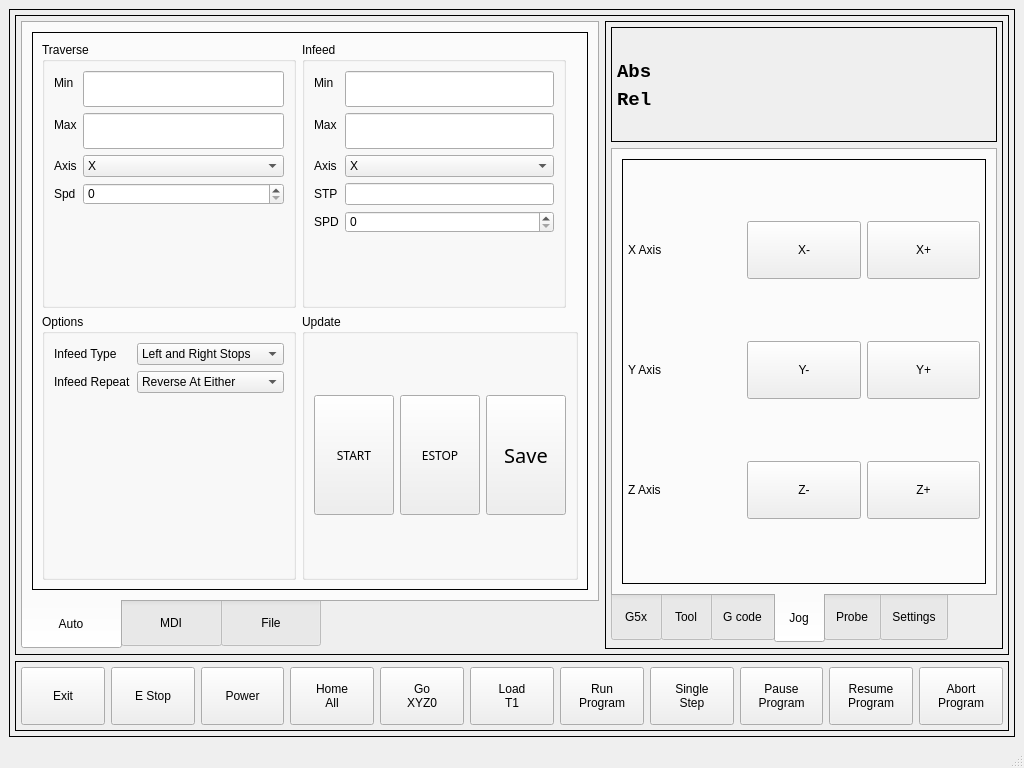
Old version of the form debian/python3-grinder-touch/usr/lib/python3/dist-packages/grinder_touch/mainwindow.ui in the repository digiexchris/grinder_touch.
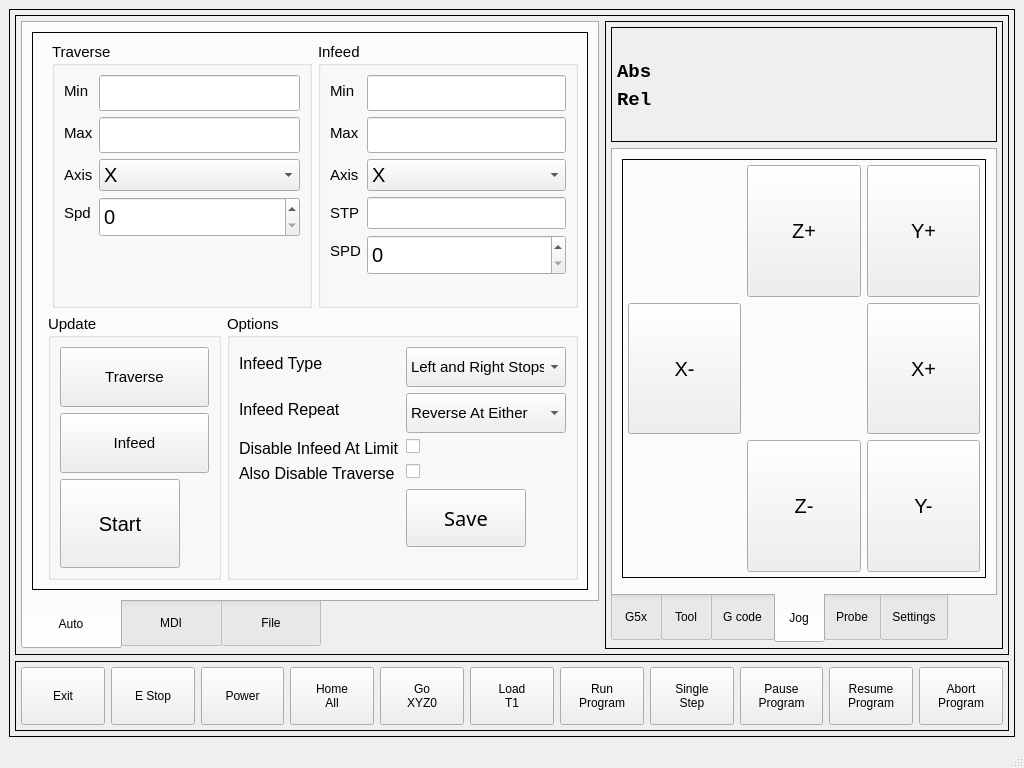
New version of the form. The open tabs and pages were chosen to show the change. Custom widgets are drawn as their Qt base class.

```diff
--- a/debian/python3-grinder-touch/usr/lib/python3/dist-packages/grinder_touch/mainwindow.ui
+++ b/debian/python3-grinder-touch/usr/lib/python3/dist-packages/grinder_touch/mainwindow.ui
@@ -133,6 +133,11 @@
              <layout class="QGridLayout" name="gridLayout_3">
               <item row="0" column="0">
                <widget class="QStackedWidget" name="stackedWidget">
+                <property name="font">
+                 <font>
+                  <pointsize>11</pointsize>
+                 </font>
+                </property>
                 <property name="styleSheet">
                  <string notr="true"/>
                 </property>
@@ -143,193 +148,20 @@
                  <number>0</number>
                 </property>
                 <widget class="QWidget" name="page">
-                 <layout class="QGridLayout" name="gridLayout_20">
-                  <item row="2" column="0">
-                   <widget class="QGroupBox" name="groupBox_7">
-                    <property name="title">
-                     <string>Options</string>
-                    </property>
-                    <layout class="QHBoxLayout" name="horizontalLayout_4">
+                 <layout class="QVBoxLayout" name="verticalLayout_7">
                      <item>
-                      <layout class="QFormLayout" name="formLayout">
-                       <property name="sizeConstraint">
-                        <enum>QLayout::SetDefaultConstraint</enum>
-                       </property>
-                       <item row="0" column="0">
-                        <widget class="QLabel" name="infeedTypeLabel">
-                         <property name="text">
-                          <string>Infeed Type</string>
-                         </property>
-                        </widget>
-                       </item>
-                       <item row="0" column="1">
-                        <widget class="QComboBox" name="infeed_type">
+                   <layout class="QHBoxLayout" name="horizontalLayout_5">
+                    <property name="leftMargin">
+                     <number>10</number>
+                    </property>
                          <item>
-                          <property name="text">
-                           <string>Left and Right Stops</string>
-                          </property>
-                         </item>
-                         <item>
-                          <property name="text">
-                           <string>Right Stop Only</string>
-                          </property>
-                         </item>
-                         <item>
-                          <property name="text">
-                           <string>Left Stop Only</string>
-                          </property>
-                         </item>
-                         <item>
-                          <property name="text">
-                           <string>None</string>
-                          </property>
-                         </item>
-                        </widget>
-                       </item>
-                       <item row="1" column="0">
-                        <widget class="QLabel" name="infeedRepeatLabel_2">
-                         <property name="text">
-                          <string>Infeed Repeat</string>
-                         </property>
-                        </widget>
-                       </item>
-                       <item row="1" column="1">
-                        <widget class="QComboBox" name="infeed_reverse">
-                         <item>
-                          <property name="text">
-                           <string>Reverse At Either</string>
-                          </property>
-                         </item>
-                         <item>
-                          <property name="text">
-                           <string>Restart At Min</string>
-                          </property>
-                         </item>
-                         <item>
-                          <property name="text">
-                           <string>Restart At Max</string>
-                          </property>
-                         </item>
-                         <item>
-                          <property name="text">
-                           <string>None</string>
-                          </property>
-                         </item>
-                        </widget>
-                       </item>
-                      </layout>
-                     </item>
-                    </layout>
-                   </widget>
-                  </item>
-                  <item row="2" column="1" colspan="3">
-                   <widget class="QGroupBox" name="groupBox">
-                    <property name="title">
-                     <string>Update</string>
-                    </property>
-                    <layout class="QHBoxLayout" name="horizontalLayout_2">
-                     <item>
-                      <widget class="QPushButton" name="run_stop_button">
-                       <property name="sizePolicy">
-                        <sizepolicy hsizetype="Minimum" vsizetype="Minimum">
-                         <horstretch>0</horstretch>
-                         <verstretch>0</verstretch>
-                        </sizepolicy>
-                       </property>
-                       <property name="maximumSize">
-                        <size>
-                         <width>120</width>
-                         <height>120</height>
-                        </size>
-                       </property>
-                       <property name="font">
-                        <font>
-                         <family>Sans</family>
-                         <weight>50</weight>
-                         <italic>false</italic>
-                         <bold>false</bold>
-                        </font>
-                       </property>
-                       <property name="text">
-                        <string>START</string>
-                       </property>
-                       <property name="checkable">
-                        <bool>true</bool>
-                       </property>
-                      </widget>
-                     </item>
-                     <item>
-                      <widget class="HalButton" name="halbutton_2">
-                       <property name="sizePolicy">
-                        <sizepolicy hsizetype="Minimum" vsizetype="Minimum">
-                         <horstretch>0</horstretch>
-                         <verstretch>0</verstretch>
-                        </sizepolicy>
-                       </property>
-                       <property name="maximumSize">
-                        <size>
-                         <width>120</width>
-                         <height>120</height>
-                        </size>
-                       </property>
-                       <property name="font">
-                        <font>
-                         <family>Sans</family>
-                         <weight>50</weight>
-                         <italic>false</italic>
-                         <bold>false</bold>
-                        </font>
-                       </property>
-                       <property name="text">
-                        <string>ESTOP</string>
-                       </property>
-                       <property name="checkable">
-                        <bool>true</bool>
-                       </property>
-                       <property name="rules" stdset="0">
-                        <string>[{&quot;channels&quot;: [{&quot;url&quot;: &quot;status:all_axes_homed&quot;, &quot;trigger&quot;: true}], &quot;property&quot;: &quot;Enable&quot;, &quot;expression&quot;: &quot;ch[0]&quot;, &quot;name&quot;: &quot;isHomed&quot;}]</string>
-                       </property>
-                       <property name="pinBaseName" stdset="0">
-                        <string>hal.estop.activate</string>
-                       </property>
-                      </widget>
-                     </item>
-                     <item>
-                      <widget class="QPushButton" name="save_limits_button">
-                       <property name="sizePolicy">
-                        <sizepolicy hsizetype="Minimum" vsizetype="Minimum">
-                         <horstretch>0</horstretch>
-                         <verstretch>0</verstretch>
-                        </sizepolicy>
-                       </property>
-                       <property name="maximumSize">
-                        <size>
-                         <width>120</width>
-                         <height>120</height>
-                        </size>
-                       </property>
-                       <property name="font">
-                        <font>
-                         <family>Sans</family>
-                         <pointsize>15</pointsize>
-                         <weight>50</weight>
-                         <italic>false</italic>
-                         <bold>false</bold>
-                        </font>
-                       </property>
-                       <property name="text">
-                        <string>Save</string>
-                       </property>
-                       <property name="checkable">
-                        <bool>false</bool>
-                       </property>
-                      </widget>
-                     </item>
-                    </layout>
-                   </widget>
-                  </item>
-                  <item row="0" column="0">
                    <widget class="QGroupBox" name="groupBox_3">
+                      <property name="sizePolicy">
+                       <sizepolicy hsizetype="Preferred" vsizetype="Preferred">
+                        <horstretch>0</horstretch>
+                        <verstretch>0</verstretch>
+                       </sizepolicy>
+                      </property>
                     <property name="autoFillBackground">
                      <bool>false</bool>
                     </property>
@@ -407,6 +239,11 @@
                      </item>
                      <item row="2" column="1">
                       <widget class="QComboBox" name="traverse_axis">
+                         <property name="font">
+                          <font>
+                           <pointsize>15</pointsize>
+                          </font>
+                         </property>
                        <item>
                         <property name="text">
                          <string>X</string>
@@ -433,6 +270,17 @@
                      </item>
                      <item row="3" column="1">
                       <widget class="QSpinBox" name="traverse_speed">
+                         <property name="minimumSize">
+                          <size>
+                           <width>0</width>
+                           <height>40</height>
+                          </size>
+                         </property>
+                         <property name="font">
+                          <font>
+                           <pointsize>15</pointsize>
+                          </font>
+                         </property>
                        <property name="maximum">
                         <number>2000</number>
                        </property>
@@ -441,7 +289,7 @@
                     </layout>
                    </widget>
                   </item>
-                  <item row="0" column="1">
+                    <item>
                    <widget class="QGroupBox" name="groupBox_4">
                     <property name="autoFillBackground">
                      <bool>false</bool>
@@ -520,6 +368,11 @@
                      </item>
                      <item row="2" column="1">
                       <widget class="QComboBox" name="infeed_axis">
+                         <property name="font">
+                          <font>
+                           <pointsize>15</pointsize>
+                          </font>
+                         </property>
                        <property name="currentIndex">
                         <number>0</number>
                        </property>
@@ -548,12 +401,11 @@
                       </widget>
                      </item>
                      <item row="3" column="1">
-                      <widget class="QLineEdit" name="infeed_stepover"/>
-                     </item>
-                     <item row="4" column="1">
-                      <widget class="QSpinBox" name="infeed_speed">
-                       <property name="maximum">
-                        <number>2000</number>
+                        <widget class="QLineEdit" name="infeed_stepover">
+                         <property name="font">
+                          <font>
+                           <pointsize>15</pointsize>
+                          </font>
                        </property>
                       </widget>
                      </item>
@@ -564,8 +416,313 @@
                        </property>
                       </widget>
                      </item>
-                    </layout>
-                   </widget>
+                       <item row="4" column="1">
+                        <widget class="QSpinBox" name="infeed_speed">
+                         <property name="minimumSize">
+                          <size>
+                           <width>0</width>
+                           <height>40</height>
+                          </size>
+                         </property>
+                         <property name="font">
+                          <font>
+                           <pointsize>15</pointsize>
+                          </font>
+                         </property>
+                         <property name="maximum">
+                          <number>2000</number>
+                         </property>
+                        </widget>
+                       </item>
+                      </layout>
+                     </widget>
+                    </item>
+                   </layout>
+                  </item>
+                  <item>
+                   <layout class="QHBoxLayout" name="horizontalLayout_2">
+                    <property name="leftMargin">
+                     <number>6</number>
+                    </property>
+                    <item>
+                     <widget class="QGroupBox" name="groupBox">
+                      <property name="title">
+                       <string>Update</string>
+                      </property>
+                      <layout class="QVBoxLayout" name="verticalLayout_4">
+                       <item>
+                        <widget class="QPushButton" name="enable_traverse_button">
+                         <property name="enabled">
+                          <bool>true</bool>
+                         </property>
+                         <property name="sizePolicy">
+                          <sizepolicy hsizetype="Minimum" vsizetype="Minimum">
+                           <horstretch>0</horstretch>
+                           <verstretch>0</verstretch>
+                          </sizepolicy>
+                         </property>
+                         <property name="maximumSize">
+                          <size>
+                           <width>16777215</width>
+                           <height>60</height>
+                          </size>
+                         </property>
+                         <property name="text">
+                          <string>Traverse</string>
+                         </property>
+                         <property name="checkable">
+                          <bool>true</bool>
+                         </property>
+                        </widget>
+                       </item>
+                       <item>
+                        <widget class="QPushButton" name="enable_infeed_button">
+                         <property name="sizePolicy">
+                          <sizepolicy hsizetype="Minimum" vsizetype="Minimum">
+                           <horstretch>0</horstretch>
+                           <verstretch>0</verstretch>
+                          </sizepolicy>
+                         </property>
+                         <property name="maximumSize">
+                          <size>
+                           <width>16777215</width>
+                           <height>60</height>
+                          </size>
+                         </property>
+                         <property name="text">
+                          <string>Infeed</string>
+                         </property>
+                         <property name="checkable">
+                          <bool>true</bool>
+                         </property>
+                        </widget>
+                       </item>
+                       <item>
+                        <widget class="ActionButton" name="run_stop_button">
+                         <property name="sizePolicy">
+                          <sizepolicy hsizetype="Minimum" vsizetype="Minimum">
+                           <horstretch>0</horstretch>
+                           <verstretch>0</verstretch>
+                          </sizepolicy>
+                         </property>
+                         <property name="maximumSize">
+                          <size>
+                           <width>120</width>
+                           <height>120</height>
+                          </size>
+                         </property>
+                         <property name="font">
+                          <font>
+                           <pointsize>15</pointsize>
+                          </font>
+                         </property>
+                         <property name="text">
+                          <string>Start</string>
+                         </property>
+                         <property name="checkable">
+                          <bool>true</bool>
+                         </property>
+                         <property name="rules" stdset="0">
+                          <string>[{&quot;name&quot;: &quot;Enabled&quot;, &quot;property&quot;: &quot;Enable&quot;, &quot;expression&quot;: &quot;ch[0] == True&quot;, &quot;channels&quot;: [{&quot;url&quot;: &quot;status:all_axes_homed&quot;, &quot;trigger&quot;: true}]}]</string>
+                         </property>
+                         <property name="actionName" stdset="0">
+                          <string/>
+                         </property>
+                        </widget>
+                       </item>
+                      </layout>
+                     </widget>
+                    </item>
+                    <item>
+                     <widget class="QGroupBox" name="groupBox_7">
+                      <property name="title">
+                       <string>Options</string>
+                      </property>
+                      <layout class="QHBoxLayout" name="horizontalLayout_4">
+                       <item>
+                        <layout class="QFormLayout" name="formLayout">
+                         <property name="sizeConstraint">
+                          <enum>QLayout::SetDefaultConstraint</enum>
+                         </property>
+                         <item row="0" column="0">
+                          <widget class="QLabel" name="infeedTypeLabel">
+                           <property name="font">
+                            <font>
+                             <pointsize>12</pointsize>
+                            </font>
+                           </property>
+                           <property name="text">
+                            <string>Infeed Type</string>
+                           </property>
+                          </widget>
+                         </item>
+                         <item row="0" column="1">
+                          <widget class="QComboBox" name="infeed_type">
+                           <property name="minimumSize">
+                            <size>
+                             <width>0</width>
+                             <height>40</height>
+                            </size>
+                           </property>
+                           <property name="font">
+                            <font>
+                             <pointsize>11</pointsize>
+                            </font>
+                           </property>
+                           <item>
+                            <property name="text">
+                             <string>Left and Right Stops</string>
+                            </property>
+                           </item>
+                           <item>
+                            <property name="text">
+                             <string>Right Stop Only</string>
+                            </property>
+                           </item>
+                           <item>
+                            <property name="text">
+                             <string>Left Stop Only</string>
+                            </property>
+                           </item>
+                           <item>
+                            <property name="text">
+                             <string>None</string>
+                            </property>
+                           </item>
+                          </widget>
+                         </item>
+                         <item row="1" column="0">
+                          <widget class="QLabel" name="infeedRepeatLabel_2">
+                           <property name="font">
+                            <font>
+                             <pointsize>12</pointsize>
+                            </font>
+                           </property>
+                           <property name="text">
+                            <string>Infeed Repeat</string>
+                           </property>
+                          </widget>
+                         </item>
+                         <item row="1" column="1">
+                          <widget class="QComboBox" name="infeed_reverse">
+                           <property name="minimumSize">
+                            <size>
+                             <width>0</width>
+                             <height>40</height>
+                            </size>
+                           </property>
+                           <property name="font">
+                            <font>
+                             <pointsize>11</pointsize>
+                            </font>
+                           </property>
+                           <item>
+                            <property name="text">
+                             <string>Reverse At Either</string>
+                            </property>
+                           </item>
+                           <item>
+                            <property name="text">
+                             <string>Restart At Min</string>
+                            </property>
+                           </item>
+                           <item>
+                            <property name="text">
+                             <string>Restart At Max</string>
+                            </property>
+                           </item>
+                           <item>
+                            <property name="text">
+                             <string>None</string>
+                            </property>
+                           </item>
+                          </widget>
+                         </item>
+                         <item row="2" column="0">
+                          <widget class="QLabel" name="disableInfeedAtLimitLabel">
+                           <property name="font">
+                            <font>
+                             <pointsize>12</pointsize>
+                            </font>
+                           </property>
+                           <property name="text">
+                            <string>Disable Infeed At Limit</string>
+                           </property>
+                          </widget>
+                         </item>
+                         <item row="2" column="1">
+                          <widget class="QCheckBox" name="disable_infeed_at_limit_checkbox">
+                           <property name="minimumSize">
+                            <size>
+                             <width>0</width>
+                             <height>0</height>
+                            </size>
+                           </property>
+                           <property name="font">
+                            <font>
+                             <pointsize>15</pointsize>
+                            </font>
+                           </property>
+                           <property name="iconSize">
+                            <size>
+                             <width>16</width>
+                             <height>16</height>
+                            </size>
+                           </property>
+                          </widget>
+                         </item>
+                         <item row="3" column="0">
+                          <widget class="QLabel" name="alsoDisableTraverseLabel">
+                           <property name="font">
+                            <font>
+                             <pointsize>12</pointsize>
+                            </font>
+                           </property>
+                           <property name="text">
+                            <string>Also Disable Traverse</string>
+                           </property>
+                          </widget>
+                         </item>
+                         <item row="5" column="1">
+                          <widget class="QPushButton" name="save_limits_button">
+                           <property name="sizePolicy">
+                            <sizepolicy hsizetype="Minimum" vsizetype="Minimum">
+                             <horstretch>0</horstretch>
+                             <verstretch>0</verstretch>
+                            </sizepolicy>
+                           </property>
+                           <property name="maximumSize">
+                            <size>
+                             <width>120</width>
+                             <height>120</height>
+                            </size>
+                           </property>
+                           <property name="font">
+                            <font>
+                             <family>Sans</family>
+                             <pointsize>15</pointsize>
+                             <weight>50</weight>
+                             <italic>false</italic>
+                             <bold>false</bold>
+                            </font>
+                           </property>
+                           <property name="text">
+                            <string>Save</string>
+                           </property>
+                           <property name="checkable">
+                            <bool>false</bool>
+                           </property>
+                          </widget>
+                         </item>
+                         <item row="3" column="1">
+                          <widget class="QCheckBox" name="disable_traverse_at_infeed_limit_checkbox"/>
+                         </item>
+                        </layout>
+                       </item>
+                      </layout>
+                     </widget>
+                    </item>
+                   </layout>
                   </item>
                  </layout>
                 </widget>
@@ -2371,7 +2528,7 @@
                 <enum>QTabWidget::South</enum>
                </property>
                <property name="currentIndex">
-                <number>5</number>
+                <number>3</number>
                </property>
                <widget class="QWidget" name="tab_5">
                 <attribute name="title">
@@ -3074,59 +3231,19 @@
                     <property name="bottomMargin">
                      <number>5</number>
                     </property>
-                    <item row="2" column="0">
-                     <widget class="QLabel" name="label_3">
-                      <property name="text">
-                       <string>Z Axis</string>
-                      </property>
-                     </widget>
-                    </item>
-                    <item row="0" column="1">
-                     <widget class="ActionButton" name="actionbutton_9">
-                      <property name="text">
-                       <string>X-</string>
-                      </property>
-                      <property name="actionName" stdset="0">
-                       <string>machine.jog.axis:x,neg</string>
-                      </property>
-                     </widget>
-                    </item>
-                    <item row="0" column="0">
-                     <widget class="QLabel" name="label_6">
-                      <property name="text">
-                       <string>X Axis</string>
-                      </property>
-                     </widget>
-                    </item>
-                    <item row="1" column="0">
-                     <widget class="QLabel" name="label_5">
-                      <property name="text">
-                       <string>Y Axis</string>
-                      </property>
-                     </widget>
-                    </item>
                     <item row="0" column="2">
-                     <widget class="ActionButton" name="actionbutton_10">
-                      <property name="text">
-                       <string>X+</string>
-                      </property>
-                      <property name="actionName" stdset="0">
-                       <string>machine.jog.axis:x,pos</string>
-                      </property>
-                     </widget>
-                    </item>
-                    <item row="1" column="1">
-                     <widget class="ActionButton" name="actionbutton_11">
-                      <property name="text">
-                       <string>Y-</string>
-                      </property>
-                      <property name="actionName" stdset="0">
-                       <string>machine.jog.axis:y,neg</string>
-                      </property>
-                     </widget>
-                    </item>
-                    <item row="1" column="2">
                      <widget class="ActionButton" name="actionbutton_12">
+                      <property name="sizePolicy">
+                       <sizepolicy hsizetype="MinimumExpanding" vsizetype="MinimumExpanding">
+                        <horstretch>0</horstretch>
+                        <verstretch>0</verstretch>
+                       </sizepolicy>
+                      </property>
+                      <property name="font">
+                       <font>
+                        <pointsize>15</pointsize>
+                       </font>
+                      </property>
                       <property name="text">
                        <string>Y+</string>
                       </property>
@@ -3137,6 +3254,17 @@
                     </item>
                     <item row="2" column="1">
                      <widget class="ActionButton" name="actionbutton_13">
+                      <property name="sizePolicy">
+                       <sizepolicy hsizetype="MinimumExpanding" vsizetype="MinimumExpanding">
+                        <horstretch>0</horstretch>
+                        <verstretch>0</verstretch>
+                       </sizepolicy>
+                      </property>
+                      <property name="font">
+                       <font>
+                        <pointsize>15</pointsize>
+                       </font>
+                      </property>
                       <property name="text">
                        <string>Z-</string>
                       </property>
@@ -3146,7 +3274,81 @@
                      </widget>
                     </item>
                     <item row="2" column="2">
+                     <widget class="ActionButton" name="actionbutton_11">
+                      <property name="sizePolicy">
+                       <sizepolicy hsizetype="MinimumExpanding" vsizetype="MinimumExpanding">
+                        <horstretch>0</horstretch>
+                        <verstretch>0</verstretch>
+                       </sizepolicy>
+                      </property>
+                      <property name="font">
+                       <font>
+                        <pointsize>15</pointsize>
+                       </font>
+                      </property>
+                      <property name="text">
+                       <string>Y-</string>
+                      </property>
+                      <property name="actionName" stdset="0">
+                       <string>machine.jog.axis:y,neg</string>
+                      </property>
+                     </widget>
+                    </item>
+                    <item row="1" column="0">
+                     <widget class="ActionButton" name="actionbutton_9">
+                      <property name="sizePolicy">
+                       <sizepolicy hsizetype="MinimumExpanding" vsizetype="MinimumExpanding">
+                        <horstretch>0</horstretch>
+                        <verstretch>0</verstretch>
+                       </sizepolicy>
+                      </property>
+                      <property name="font">
+                       <font>
+                        <pointsize>15</pointsize>
+                       </font>
+                      </property>
+                      <property name="text">
+                       <string>X-</string>
+                      </property>
+                      <property name="actionName" stdset="0">
+                       <string>machine.jog.axis:x,neg</string>
+                      </property>
+                     </widget>
+                    </item>
+                    <item row="1" column="2">
+                     <widget class="ActionButton" name="actionbutton_10">
+                      <property name="sizePolicy">
+                       <sizepolicy hsizetype="MinimumExpanding" vsizetype="MinimumExpanding">
+                        <horstretch>0</horstretch>
+                        <verstretch>0</verstretch>
+                       </sizepolicy>
+                      </property>
+                      <property name="font">
+                       <font>
+                        <pointsize>15</pointsize>
+                       </font>
+                      </property>
+                      <property name="text">
+                       <string>X+</string>
+                      </property>
+                      <property name="actionName" stdset="0">
+                       <string>machine.jog.axis:x,pos</string>
+                      </property>
+                     </widget>
+                    </item>
+                    <item row="0" column="1">
                      <widget class="ActionButton" name="actionbutton_14">
+                      <property name="sizePolicy">
+                       <sizepolicy hsizetype="MinimumExpanding" vsizetype="MinimumExpanding">
+                        <horstretch>0</horstretch>
+                        <verstretch>0</verstretch>
+                       </sizepolicy>
+                      </property>
+                      <property name="font">
+                       <font>
+                        <pointsize>15</pointsize>
+                       </font>
+                      </property>
                       <property name="text">
                        <string>Z+</string>
                       </property>
@@ -3158,6 +3360,22 @@
                    </layout>
                   </widget>
                  </item>
+                 <item row="1" column="0">
+                  <widget class="JogIncrementWidget" name="jogincrementwidget">
+                   <property name="sizePolicy">
+                    <sizepolicy hsizetype="Preferred" vsizetype="Minimum">
+                     <horstretch>0</horstretch>
+                     <verstretch>0</verstretch>
+                    </sizepolicy>
+                   </property>
+                   <property name="maximumSize">
+                    <size>
+                     <width>16777215</width>
+                     <height>82</height>
+                    </size>
+                   </property>
+                  </widget>
+                 </item>
                 </layout>
                </widget>
                <widget class="QWidget" name="tab_6">
@@ -3451,6 +3669,11 @@
    <extends>QLineEdit</extends>
    <header>qtpyvcp.widgets.input_widgets.mdientry_widget</header>
   </customwidget>
+  <customwidget>
+   <class>JogIncrementWidget</class>
+   <extends>QWidget</extends>
+   <header>qtpyvcp.widgets.input_widgets.jog_increment</header>
+  </customwidget>
   <customwidget>
    <class>FileSystemTable</class>
    <extends>QTableView</extends>
@@ -3461,11 +3684,6 @@
    <extends>QWidget</extends>
    <header>qtpyvcp.widgets.input_widgets.probesim_widget</header>
   </customwidget>
-  <customwidget>
-   <class>HalButton</class>
-   <extends>QPushButton</extends>
-   <header>qtpyvcp.widgets.hal_widgets.hal_button</header>
-  </customwidget>
   <customwidget>
    <class>VCPFrame</class>
    <extends>QFrame</extends>
```
Left out of the diff: 2 changed lines with no effect on the pictures. Lines whose indentation alone changed are shown as unchanged.
